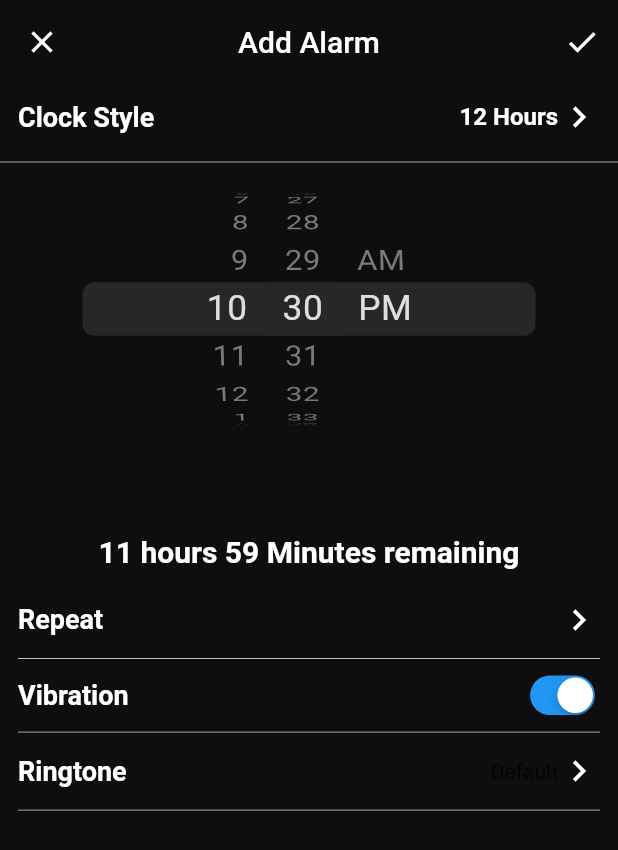
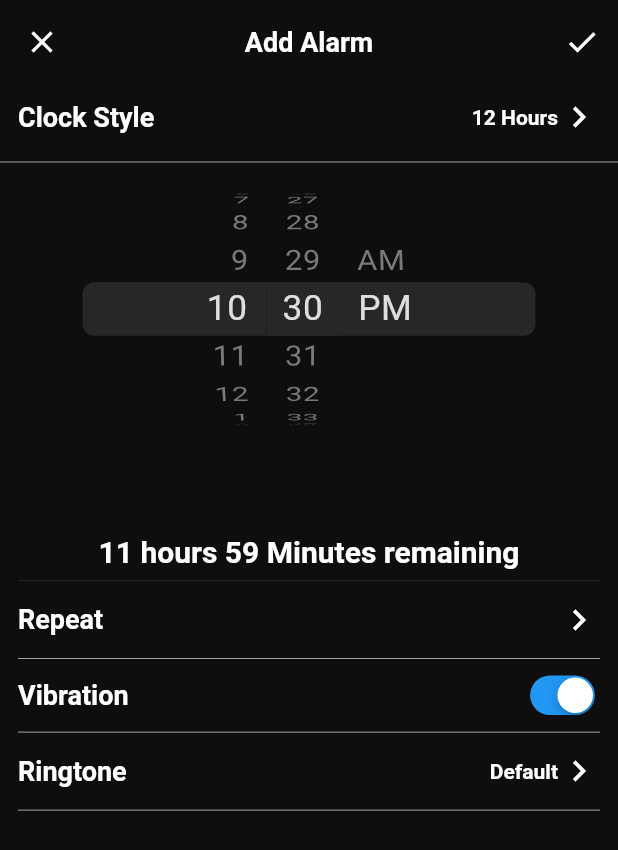
Before and after one commit to wahidmurad1/Alarm-App, a Flutter app: the AlarmDetailsPage screen opened directly, scrolled down 32 dp, on a phone screen of 412 x 824 dp. Shown: the top 850 px of the screen. Run offline on Flutter 3.47's test engine with Material 2 defaults, Android fonts, the phone set to English and light mode, and no system bars; our stand-ins replace file_picker, flutter_local_notifications, flutter_riverpod, flutter_slidable, shared_preferences; missing offline and left inert: alarm; accounts and stored records are empty.

Commit message:
dark and light theme implement done

```diff
--- a/lib/alarm_change_notifier.dart
+++ b/lib/alarm_change_notifier.dart
@@ -55,6 +55,8 @@ class AlarmChangeNotifier extends ChangeNotifier {
   String clockStyleValue = '12 Hours';
   DateTime selectedDateTime = DateTime.now();
   BuildContext? context;
+  // bool themeType=true;
+  final themeTypeProvider = StateProvider<bool>((ref) => true);
 
   void pickTime(time) {
     selectedDateTime = time;
--- a/lib/main.dart
+++ b/lib/main.dart
@@ -1,4 +1,7 @@
 import 'package:alarm/alarm.dart';
+import 'package:alarm_app/providers.dart';
+import 'package:alarm_app/theme/dark_theme.dart';
+import 'package:alarm_app/theme/light_theme.dart';
 import 'package:alarm_app/views/alarm_page.dart';
 import 'package:alarm_app/consts/const.dart';
 import 'package:flutter/material.dart';
@@ -10,18 +13,20 @@ Future<void> main() async {
   runApp(const ProviderScope(child: MyApp()));
 }
 
-class MyApp extends StatelessWidget {
+class MyApp extends ConsumerWidget {
   const MyApp({super.key});
 
   @override
-  Widget build(BuildContext context) {
+  Widget build(BuildContext context, WidgetRef ref) {
+    final alarmChangeNotifier = ref.watch(alarmChangeNotifierProvider);
     heightWidthKeyboardValue(context);
     return MaterialApp(
       title: 'Alarm App',
-      theme: ThemeData(
-        colorScheme: ColorScheme.fromSeed(seedColor: Colors.deepPurple),
-        useMaterial3: false,
-      ),
+      // theme: ThemeData(
+      //   colorScheme: ColorScheme.fromSeed(seedColor: Colors.deepPurple),
+      //   useMaterial3: false,
+      // ),
+      theme: ref.watch(alarmChangeNotifier.themeTypeProvider) == true ? darkTheme : lightTheme,
       debugShowCheckedModeBanner: false,
       home: AlarmPage(),
     );
--- /dev/null
+++ b/lib/theme/dark_theme.dart
@@ -0,0 +1,13 @@
+import 'package:alarm_app/consts/const.dart';
+import 'package:flutter/material.dart';
+
+ThemeData darkTheme = ThemeData(
+  brightness: Brightness.dark,
+  // useMaterial3: true,
+  colorScheme: ColorScheme.dark(
+    background: cBackgroundColor,
+    // primary: Colors.grey[900]!,
+    primary: cWhiteColor,
+    secondary: cTextSecondaryColor,
+  ),
+);
--- /dev/null
+++ b/lib/theme/light_theme.dart
@@ -0,0 +1,12 @@
+import 'package:alarm_app/consts/const.dart';
+import 'package:flutter/material.dart';
+
+ThemeData lightTheme = ThemeData(
+  brightness: Brightness.light,
+  // useMaterial3: true,
+  colorScheme: ColorScheme.light(
+    background: cWhiteColor,
+    primary: cTextPrimaryColor,
+    secondary: Colors.grey[800]!,
+  ),
+);
--- a/lib/views/alarm_details_page.dart
+++ b/lib/views/alarm_details_page.dart
@@ -24,23 +24,23 @@ class AlarmDetailsPage extends ConsumerWidget {
       alarmChangeNotifier.pickedTime = DateFormat('hh:mm').format(ref.watch(alarmChangeNotifier.pickedTimeProvider));
     }
     return Scaffold(
-      backgroundColor: cBackgroundColor,
+      backgroundColor: Theme.of(context).colorScheme.background,
       appBar: AppBar(
         elevation: 0,
         centerTitle: true,
-        backgroundColor: cBackgroundColor,
+        backgroundColor: Theme.of(context).colorScheme.background,
         leading: IconButton(
           onPressed: () {
             Navigator.pop(context);
           },
-          icon: const Icon(
+          icon: Icon(
             Icons.close,
-            color: cWhiteColor,
+            color: Theme.of(context).colorScheme.primary,
           ),
         ),
-        title: const Text(
+        title: Text(
           'Add Alarm',
-          style: TextStyle(color: cWhiteColor),
+          style: semiBold18TextStyle(Theme.of(context).colorScheme.primary),
         ),
         actions: [
           IconButton(
@@ -48,9 +48,9 @@ class AlarmDetailsPage extends ConsumerWidget {
                 // alarmChangeNotifier.add(DateFormat('hh:mm a').format(ref.watch(alarmChangeNotifier.pickedTimeProvider)));
                 alarmChangeNotifier.saveAlarm(context);
               },
-              icon: const Icon(
+              icon: Icon(
                 Icons.check,
-                color: cWhiteColor,
+                color: Theme.of(context).colorScheme.primary,
               )),
         ],
       ),
@@ -85,17 +85,17 @@ class AlarmDetailsPage extends ConsumerWidget {
                   children: [
                     Text(
                       'Clock Style',
-                      style: semiBold18TextStyle(cWhiteColor),
+                      style: semiBold18TextStyle(Theme.of(context).colorScheme.primary),
                     ),
                     const Spacer(),
                     Text(
                       ref.watch(alarmChangeNotifier.clockStyleState),
-                      style: semiBold16TextStyle(cWhiteColor),
+                      style: semiBold14TextStyle(Theme.of(context).colorScheme.primary),
                     ),
-                    const Icon(
+                    Icon(
                       Icons.keyboard_arrow_right_outlined,
                       size: 28,
-                      color: cWhiteColor,
+                      color: Theme.of(context).colorScheme.primary,
                     )
                   ],
                 ),
@@ -107,10 +107,8 @@ class AlarmDetailsPage extends ConsumerWidget {
             ),
             SizedBox(
               height: 180,
-              child: CupertinoTheme(
-                data: const CupertinoThemeData(brightness: Brightness.dark),
               child: CupertinoDatePicker(
-                  backgroundColor: cBackgroundColor,
+                backgroundColor: Theme.of(context).colorScheme.background,
                 initialDateTime: DateTime.now(),
                 mode: CupertinoDatePickerMode.time,
                 use24hFormat: ref.watch(alarmChangeNotifier.clockStyleState) == '12 Hours' ? false : true,
@@ -122,7 +120,6 @@ class AlarmDetailsPage extends ConsumerWidget {
                 },
               ),
             ),
-            ),
             const SizedBox(
               height: 40,
             ),
@@ -131,7 +128,7 @@ class AlarmDetailsPage extends ConsumerWidget {
             ),
             Text(
               '${alarmChangeNotifier.getDifference(ref.watch(alarmChangeNotifier.pickedTimeProvider))} remaining',
-              style: semiBold20TextStyle(cWhiteColor),
+              style: semiBold20TextStyle(Theme.of(context).colorScheme.primary),
             ),
             const Padding(
               padding: EdgeInsets.symmetric(horizontal: 12),
@@ -195,19 +192,19 @@ class AlarmDetailsPage extends ConsumerWidget {
                   children: [
                     Text(
                       'Repeat',
-                      style: semiBold18TextStyle(cWhiteColor),
+                      style: semiBold18TextStyle(Theme.of(context).colorScheme.primary),
                     ),
                     const Spacer(),
                     ref.watch(alarmChangeNotifier.alarmActionSelect) != ""
                         ? Text(
                             ref.watch(alarmChangeNotifier.alarmActionSelect),
-                            style: semiBold14TextStyle(cWhiteColor),
+                            style: semiBold14TextStyle(Theme.of(context).colorScheme.primary),
                           )
                         : const SizedBox(),
-                    const Icon(
+                    Icon(
                       Icons.keyboard_arrow_right_outlined,
                       size: 28,
-                      color: cWhiteColor,
+                      color: Theme.of(context).colorScheme.primary,
                     )
                   ],
                 ),
@@ -217,7 +214,7 @@ class AlarmDetailsPage extends ConsumerWidget {
               padding: EdgeInsets.symmetric(horizontal: 12),
               child: Divider(
                 thickness: 0.5,
-                color: cWhiteColor,
+                color: cLineColor,
               ),
             ),
             Padding(
@@ -226,7 +223,7 @@ class AlarmDetailsPage extends ConsumerWidget {
                 children: [
                   Text(
                     'Vibration',
-                    style: semiBold18TextStyle(cWhiteColor),
+                    style: semiBold18TextStyle(Theme.of(context).colorScheme.primary),
                   ),
                   const Spacer(),
                   Consumer(
@@ -289,14 +286,21 @@ class AlarmDetailsPage extends ConsumerWidget {
                       children: [
                         Text(
                           'Ringtone',
-                          style: semiBold18TextStyle(cWhiteColor),
+                          style: semiBold18TextStyle(Theme.of(context).colorScheme.primary),
+                        ),
+                        const SizedBox(
+                          width: 80,
                         ),
                         const Spacer(),
-                        Text(ref.watch(alarmChangeNotifier.ringtoneName) == '' ? 'Default' : ref.watch(alarmChangeNotifier.ringtoneName)),
-                        const Icon(
+                        Text(
+                          ref.watch(alarmChangeNotifier.ringtoneName) == '' ? 'Default' : ref.watch(alarmChangeNotifier.ringtoneName),
+                          style: semiBold14TextStyle(Theme.of(context).colorScheme.primary),
+                          overflow: TextOverflow.clip,
+                        ),
+                        Icon(
                           Icons.keyboard_arrow_right_outlined,
                           size: 28,
-                          color: cWhiteColor,
+                          color: Theme.of(context).colorScheme.primary,
                         ),
                       ],
                     ),
--- a/lib/views/alarm_page.dart
+++ b/lib/views/alarm_page.dart
@@ -18,16 +18,27 @@ class AlarmPage extends ConsumerWidget {
     final alarmChangeNotifier = ref.watch(alarmChangeNotifierProvider);
     final alarmRingNotifier = ref.watch(alarmRingNotifierProvider);
     // alarmRingNotifier.context = context;
-    return Container(
-      color: Colors.white,
-      child: SafeArea(
+    return SafeArea(
       top: false,
       child: Scaffold(
-          backgroundColor: cBackgroundColor,
+        backgroundColor: Theme.of(context).colorScheme.background,
         appBar: AppBar(
-            backgroundColor: cBackgroundColor,
+          backgroundColor: Theme.of(context).colorScheme.background,
           elevation: 0,
           centerTitle: true,
+          leading: IconButton(
+              onPressed: () {
+                ref.read(alarmChangeNotifier.themeTypeProvider.notifier).state = !ref.read(alarmChangeNotifier.themeTypeProvider.notifier).state;
+              },
+              icon: ref.watch(alarmChangeNotifier.themeTypeProvider) == true
+                  ? const Icon(
+                      CupertinoIcons.brightness,
+                      color: cWhiteColor,
+                    )
+                  : const Icon(
+                      CupertinoIcons.moon_stars,
+                      color: cBlackColor,
+                    )),
           title: const Text(
             'Alarm',
             style: TextStyle(fontSize: 20, fontWeight: FontWeight.bold, color: Colors.blue),
@@ -63,7 +74,7 @@ class AlarmPage extends ConsumerWidget {
                     child: Center(
                       child: Text(
                         'No alarm',
-                          style: semiBold16TextStyle(cWhiteColor),
+                        style: semiBold16TextStyle(Theme.of(context).colorScheme.primary),
                       ),
                     ),
                   )
@@ -112,13 +123,13 @@ class AlarmPage extends ConsumerWidget {
                                     children: [
                                       Text(
                                         alarmChangeNotifier.alarmList[index]['time'].toString(),
-                                          style: const TextStyle(fontSize: 24, fontWeight: FontWeight.bold, color: cWhiteColor),
+                                        style: semiBold24TextStyle(Theme.of(context).colorScheme.primary),
                                       ),
                                       Text(
                                         alarmChangeNotifier.alarmList[index]['repeat'].toString() == ''
                                             ? 'Ring once'
                                             : alarmChangeNotifier.alarmList[index]['repeat'].toString(),
-                                          style: semiBold16TextStyle(cTextSecondaryColor),
+                                        style: semiBold16TextStyle(Theme.of(context).colorScheme.secondary),
                                       ),
                                     ],
                                   ),
@@ -172,7 +183,6 @@ class AlarmPage extends ConsumerWidget {
           ],
         ),
       ),
-      ),
     );
   }
 }
```
Lines whose indentation alone changed are shown as unchanged.
